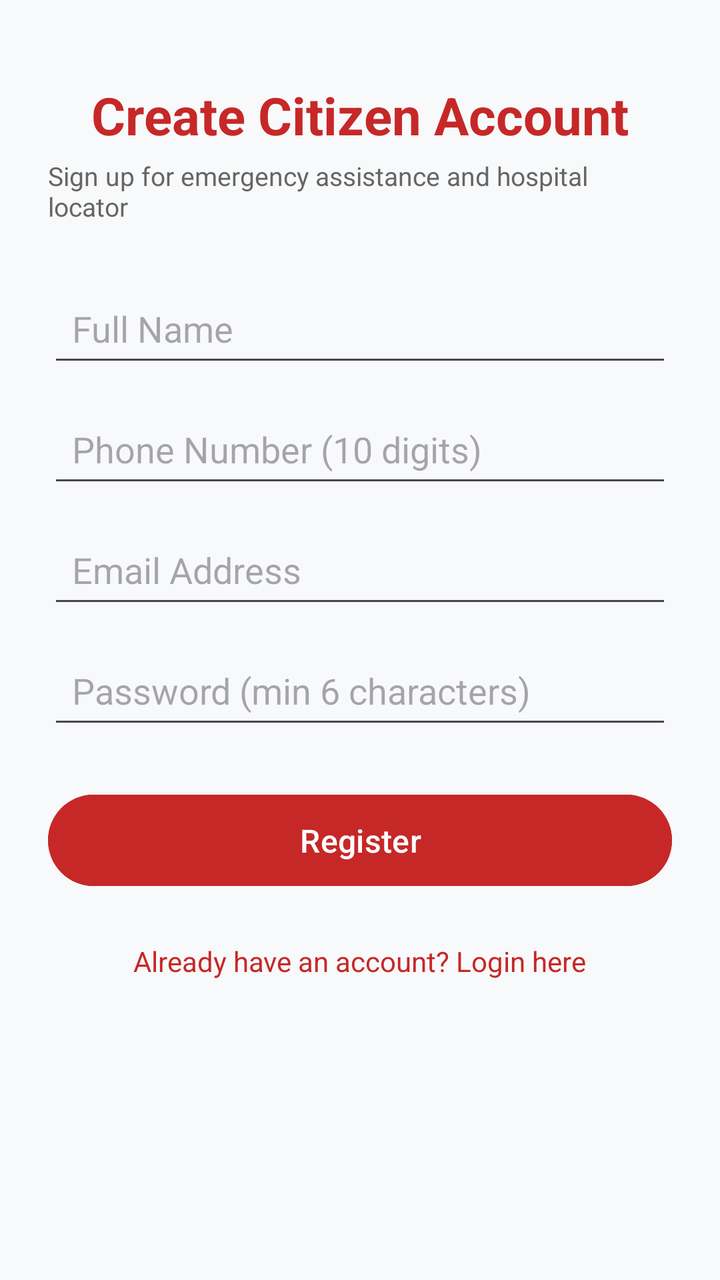
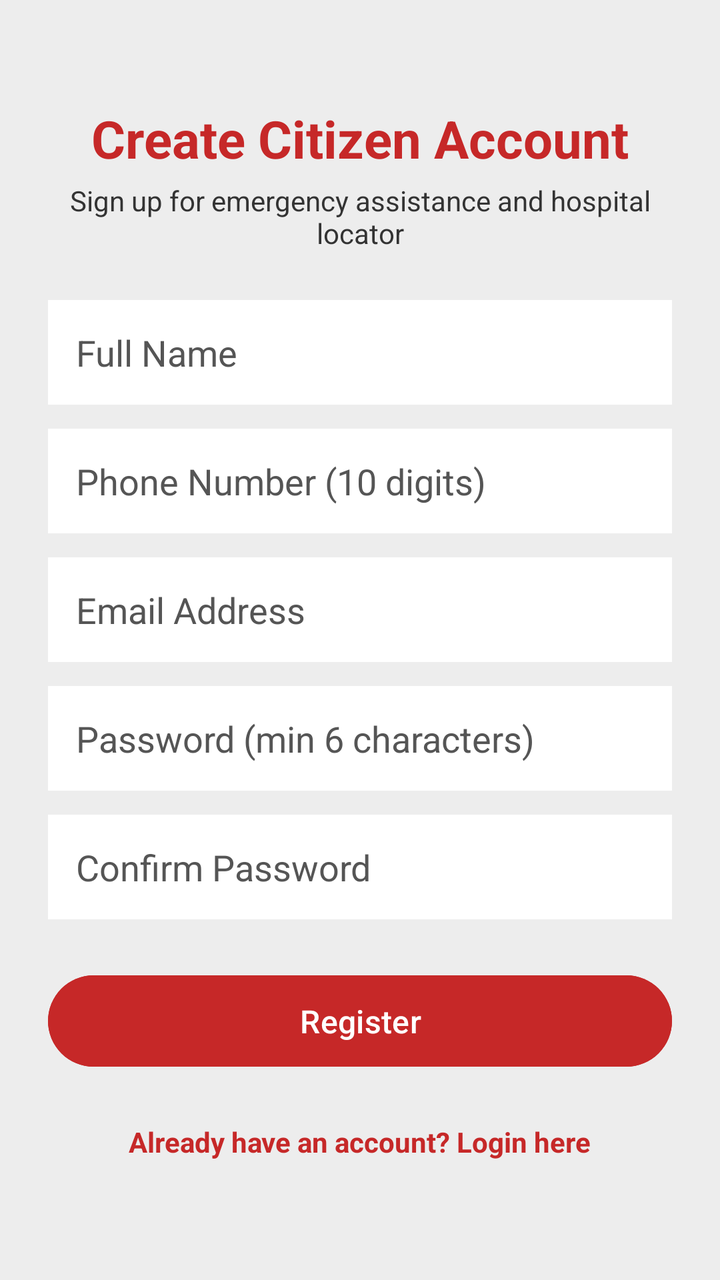

Compare the two renders of this Android layout. The source of the first and the diff that turns it into the second are given below.
<!-- AndroidManifest.xml: application theme Theme.RakshaLink -->
<!-- res/layout/activity_register.xml -->
<?xml version="1.0" encoding="utf-8"?>
<ScrollView xmlns:android="http://schemas.android.com/apk/res/android"
    android:layout_width="match_parent"
    android:layout_height="match_parent"
    android:fillViewport="true"
    android:background="#F8F9FA">

    <LinearLayout
        android:layout_width="match_parent"
        android:layout_height="wrap_content"
        android:orientation="vertical"
        android:padding="24dp"
        android:gravity="center_horizontal">

        <TextView
            android:layout_width="wrap_content"
            android:layout_height="wrap_content"
            android:text="Create Citizen Account"
            android:textSize="26sp"
            android:textStyle="bold"
            android:textColor="#C62828"
            android:layout_marginTop="16dp"
            android:layout_marginBottom="4dp"/>

        <TextView
            android:layout_width="wrap_content"
            android:layout_height="wrap_content"
            android:text="Sign up for emergency assistance and hospital locator"
            android:textSize="13sp"
            android:textColor="#666666"
            android:layout_marginBottom="28dp"/>

        <EditText
            android:id="@+id/etRegName"
            android:layout_width="match_parent"
            android:layout_height="wrap_content"
            android:hint="Full Name"
            android:inputType="textPersonName"
            android:padding="12dp"
            android:layout_marginBottom="12dp"/>

        <EditText
            android:id="@+id/etRegPhone"
            android:layout_width="match_parent"
            android:layout_height="wrap_content"
            android:hint="Phone Number (10 digits)"
            android:inputType="phone"
            android:padding="12dp"
            android:layout_marginBottom="12dp"/>

        <EditText
            android:id="@+id/etRegEmail"
            android:layout_width="match_parent"
            android:layout_height="wrap_content"
            android:hint="Email Address"
            android:inputType="textEmailAddress"
            android:padding="12dp"
            android:layout_marginBottom="12dp"/>

        <EditText
            android:id="@+id/etRegPassword"
            android:layout_width="match_parent"
            android:layout_height="wrap_content"
            android:hint="Password (min 6 characters)"
            android:inputType="textPassword"
            android:padding="12dp"
            android:layout_marginBottom="24dp"/>

        <Button
            android:id="@+id/btnRegister"
            android:layout_width="match_parent"
            android:layout_height="wrap_content"
            android:text="Register"
            android:textSize="16sp"
            android:backgroundTint="#C62828"
            android:textColor="#FFFFFF"
            android:padding="12dp"
            android:layout_marginBottom="16dp"/>

        <TextView
            android:id="@+id/tvGoToLogin"
            android:layout_width="wrap_content"
            android:layout_height="wrap_content"
            android:text="Already have an account? Login here"
            android:textColor="#C62828"
            android:textSize="14sp"
            android:padding="8dp"/>
    </LinearLayout>
</ScrollView>
<!-- resources referenced by this layout -->
<resources>
  <style name="Theme.RakshaLink" parent="Base.Theme.RakshaLink" />
  <style name="Base.Theme.RakshaLink" parent="Theme.Material3.DayNight.NoActionBar">
          
          
      </style>
</resources>

<!-- the commit's change to res/layout/activity_register.xml (unified diff, before → after) -->
@@ -3,14 +3,14 @@
     android:layout_width="match_parent"
     android:layout_height="match_parent"
     android:fillViewport="true"
-    android:background="#F8F9FA">
+    android:background="#EDEDED">
 
     <LinearLayout
         android:layout_width="match_parent"
         android:layout_height="wrap_content"
         android:orientation="vertical"
         android:padding="24dp"
-        android:gravity="center_horizontal">
+        android:gravity="center">
 
         <TextView
             android:layout_width="wrap_content"
@@ -19,24 +19,27 @@
             android:textSize="26sp"
             android:textStyle="bold"
             android:textColor="#C62828"
-            android:layout_marginTop="16dp"
             android:layout_marginBottom="4dp"/>
 
         <TextView
             android:layout_width="wrap_content"
             android:layout_height="wrap_content"
             android:text="Sign up for emergency assistance and hospital locator"
-            android:textSize="13sp"
-            android:textColor="#666666"
-            android:layout_marginBottom="28dp"/>
+            android:textSize="14sp"
+            android:textColor="#333333"
+            android:layout_marginBottom="24dp"
+            android:gravity="center"/>
 
         <EditText
             android:id="@+id/etRegName"
             android:layout_width="match_parent"
             android:layout_height="wrap_content"
             android:hint="Full Name"
+            android:textColorHint="#555555"
+            android:textColor="#000000"
+            android:background="#FFFFFF"
             android:inputType="textPersonName"
-            android:padding="12dp"
+            android:padding="14dp"
             android:layout_marginBottom="12dp"/>
 
         <EditText
@@ -44,8 +47,11 @@
             android:layout_width="match_parent"
             android:layout_height="wrap_content"
             android:hint="Phone Number (10 digits)"
+            android:textColorHint="#555555"
+            android:textColor="#000000"
+            android:background="#FFFFFF"
             android:inputType="phone"
-            android:padding="12dp"
+            android:padding="14dp"
             android:layout_marginBottom="12dp"/>
 
         <EditText
@@ -53,8 +59,11 @@
             android:layout_width="match_parent"
             android:layout_height="wrap_content"
             android:hint="Email Address"
+            android:textColorHint="#555555"
+            android:textColor="#000000"
+            android:background="#FFFFFF"
             android:inputType="textEmailAddress"
-            android:padding="12dp"
+            android:padding="14dp"
             android:layout_marginBottom="12dp"/>
 
         <EditText
@@ -62,8 +71,23 @@
             android:layout_width="match_parent"
             android:layout_height="wrap_content"
             android:hint="Password (min 6 characters)"
+            android:textColorHint="#555555"
+            android:textColor="#000000"
+            android:background="#FFFFFF"
             android:inputType="textPassword"
-            android:padding="12dp"
+            android:padding="14dp"
+            android:layout_marginBottom="12dp"/>
+
+        <EditText
+            android:id="@+id/etRegConfirmPassword"
+            android:layout_width="match_parent"
+            android:layout_height="wrap_content"
+            android:hint="Confirm Password"
+            android:textColorHint="#555555"
+            android:textColor="#000000"
+            android:background="#FFFFFF"
+            android:inputType="textPassword"
+            android:padding="14dp"
             android:layout_marginBottom="24dp"/>
 
         <Button
@@ -83,6 +107,7 @@
             android:layout_height="wrap_content"
             android:text="Already have an account? Login here"
             android:textColor="#C62828"
+            android:textStyle="bold"
             android:textSize="14sp"
             android:padding="8dp"/>
     </LinearLayout>
